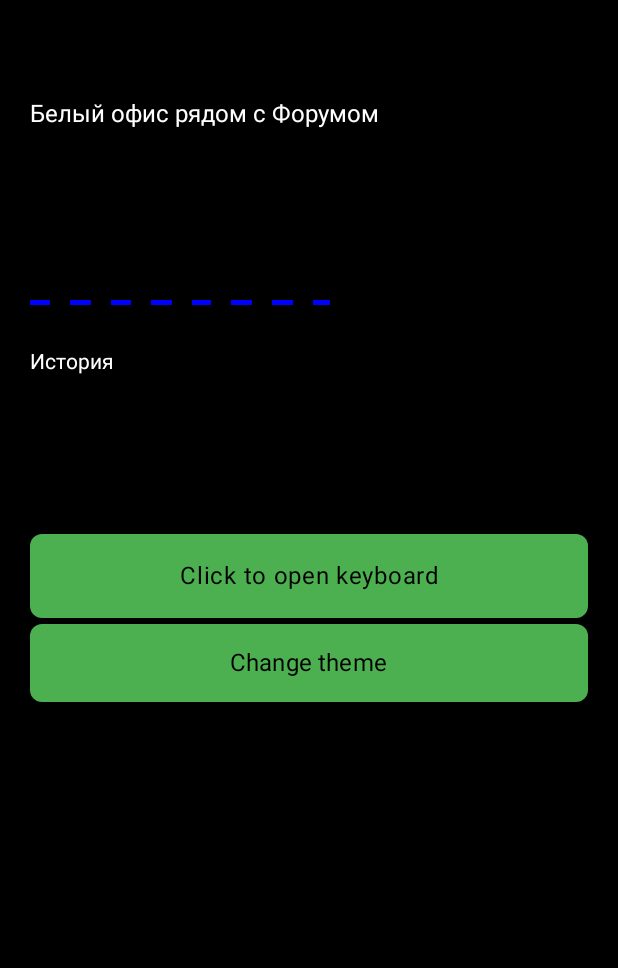
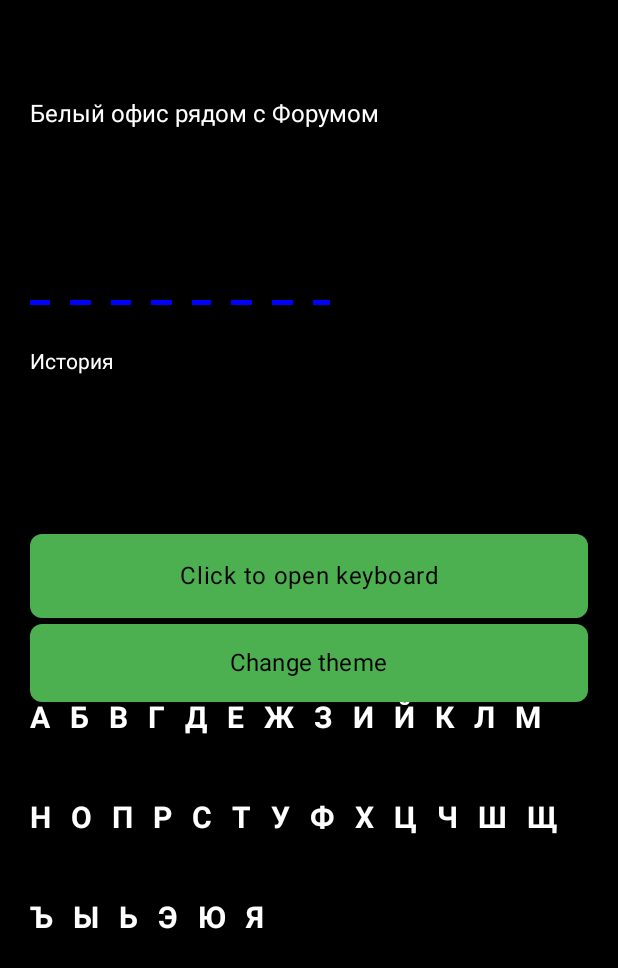
Before and after one commit to iandreyshev/cg_course, an Android app built with Jetpack Compose: the HangmanScreen screen opened through its navigation route, after a tap on "Change theme", on a phone screen of 412 x 824 dp. Shown: the top 968 px of the screen. Run offline under Robolectric (Android 15) with nearby library versions, the phone set to English and light mode, and no system bars.

Commit message:
[Lab1] Доработал лабу с виселицей

```diff
--- a/CGLab1/app/src/main/java/ru/iandreyshev/cglab1/hangman/HangmanData.kt
+++ b/CGLab1/app/src/main/java/ru/iandreyshev/cglab1/hangman/HangmanData.kt
@@ -3,9 +3,9 @@ package ru.iandreyshev.cglab1.hangman
 object HangmanData {
     private val _info = listOf(
         RoundInfo("Кондуктор", "Ему помог Данила Багров в троллейбусе"),
-        RoundInfo("Шаман", "Поёт про Россию, блондин, он такой один"),
+        RoundInfo("Шаман", "Поёт про Россию, блондин"),
         RoundInfo("Айспринг", "Белый офис рядом с Форумом"),
-        RoundInfo("Калининград", "Самый западный город РФ"),
+        RoundInfo("Балтийск", "Самый западный город РФ"),
     ).map { it.copy(word = it.word.uppercase()) }
 
     fun getRandomInfo(): RoundInfo = _info.random()
--- a/CGLab1/app/src/main/java/ru/iandreyshev/cglab1/hangman/HangmanScreen.kt
+++ b/CGLab1/app/src/main/java/ru/iandreyshev/cglab1/hangman/HangmanScreen.kt
@@ -46,6 +46,7 @@ import androidx.compose.ui.unit.sp
 import androidx.lifecycle.viewmodel.compose.viewModel
 
 private const val HORIZONTAL_PADDING = 20
+private const val LETTERS_GUTTER = 20f
 
 @Composable
 fun HangmanScreen(
@@ -57,10 +58,12 @@ fun HangmanScreen(
 
     Canvas(
         modifier = Modifier
-            .background(when(state.theme) {
+            .background(
+                when (state.theme) {
                     Theme.NORMAL -> Color.White
                     Theme.STRONG -> Color.Black
-            })
+                }
+            )
             .fillMaxSize()
             .windowInsetsPadding(WindowInsets.systemBars)
     ) {
@@ -80,15 +83,14 @@ fun HangmanScreen(
         GameState.FINISHED_WIN -> {
             AlertDialogExample(
                 title = "Вы выиграли!",
-                text = "Перезапустить игру?",
                 onRestart = viewModel::onRestart,
                 onExit = onNavigateToMenu
             )
         }
+
         GameState.FINISHED_LOSE -> {
             AlertDialogExample(
                 title = "Вы проиграли :(",
-                text = "Перезапустить игру?",
                 onRestart = viewModel::onRestart,
                 onExit = onNavigateToMenu
             )
@@ -157,7 +159,7 @@ fun GameControls(
 @Composable
 fun AlertDialogExample(
     title: String,
-    text: String,
+    text: String = "Перезапустить игру?",
     onExit: () -> Unit = {},
     onRestart: () -> Unit = {},
 ) {
@@ -168,24 +170,14 @@ fun AlertDialogExample(
         text = {
             Text(text = text)
         },
-        onDismissRequest = {
-            onExit()
-        },
+        onDismissRequest = onExit,
         confirmButton = {
-            TextButton(
-                onClick = {
-                    onRestart()
-                }
-            ) {
+            TextButton(onRestart) {
                 Text("Перезапустить")
             }
         },
         dismissButton = {
-            TextButton(
-                onClick = {
-                    onExit()
-                }
-            ) {
+            TextButton(onExit) {
                 Text("Выйти")
             }
         }
@@ -198,16 +190,24 @@ private fun DrawScope.drawNormalTheme(state: HangmanState, textMeasurer: TextMea
         drawWord(state, textMeasurer)
     }
     translate(HORIZONTAL_PADDING.dp.toPx(), 500f) {
-        drawInfo(state, textMeasurer)
+        drawClue(state.roundInfo.clue, textMeasurer, Color.Black)
     }
-    drawLetters(state.letters, textMeasurer)
+    drawLetters(state.letters, textMeasurer, LetterColors.forTheme(Theme.NORMAL))
 }
 
 private fun DrawScope.drawHangman(state: HangmanState) {
-    drawRect(Color.Black, topLeft = Offset(HORIZONTAL_PADDING.dp.toPx(), 20.dp.toPx()), Size(20f, 400f))
-    drawRect(Color.Black, topLeft = Offset(HORIZONTAL_PADDING.dp.toPx(), 20.dp.toPx()), Size(200f, 20f))
+    drawRect(
+        Color.Black,
+        topLeft = Offset(HORIZONTAL_PADDING.dp.toPx(), 20.dp.toPx()),
+        Size(20f, 400f)
+    )
+    drawRect(
+        Color.Black,
+        topLeft = Offset(HORIZONTAL_PADDING.dp.toPx(), 20.dp.toPx()),
+        Size(200f, 20f)
+    )
 
-    val drawHangmanOperations = listOf<() -> Unit>(
+    val drawHangmanOperations = listOf(
         {
             drawRect(Color.Blue, Offset(200f, 20.dp.toPx()), Size(5f, 70f))
         },
@@ -247,54 +247,52 @@ private fun DrawScope.drawHangman(state: HangmanState) {
         },
     )
 
-    drawHangmanOperations.subList(0, state.badUsedLetters.size).forEach {
-        it.invoke()
-    }
+    drawHangmanOperations.subList(0, state.badUsedLetters.size)
+        .forEach { it() }
 }
 
 private fun DrawScope.drawWord(state: HangmanState, textMeasurer: TextMeasurer) {
-    val letters = state.roundInfo.word.mapNotNull {
-        state.letters[it]
-    }
-    val measuredLetters = letters.map {
+    var pos = Offset.Zero
+    state.roundInfo.word
+        .mapNotNull { state.letters[it] }
+        .map {
             val color = when (it.state) {
                 LetterState.UNUSED -> if (state.theme == Theme.NORMAL) Color.White else Color.Black
                 LetterState.GOOD_USED -> Color.Green
                 LetterState.BAD_USED -> Color.Red
             }
-        val textStyle = TextStyle.Default.copy(fontSize = 20.sp, fontWeight = FontWeight.Bold, color = color)
+            val textStyle =
+                TextStyle.Default.copy(
+                    fontSize = 20.sp,
+                    fontWeight = FontWeight.Bold,
+                    color = color
+                )
             textMeasurer.measure(it.char.toString(), style = textStyle)
-    }
-
-    val gutter = 20f
-    var position = Offset.Zero
-    measuredLetters.forEach {
-        drawText(it, topLeft = position)
-        drawRect(Color.Blue, Offset(position.x, position.y + 100f), Size(it.size.width.toFloat(), 5f))
-        position = Offset(position.x + gutter + it.size.width, position.y)
+        }.forEach {
+            drawText(it, topLeft = pos)
+            drawRect(Color.Blue, Offset(pos.x, pos.y + 100f), Size(it.size.width.toFloat(), 5f))
+            pos = Offset(pos.x + LETTERS_GUTTER + it.size.width, pos.y)
         }
 }
 
-private fun DrawScope.drawLetters(letters: Map<Char, Letter>, textMeasurer: TextMeasurer) {
-    val measuredLetters = letters.map {
-        val color = when (it.value.state) {
-            LetterState.UNUSED -> Color.Black
-            LetterState.GOOD_USED -> Color.Green
-            LetterState.BAD_USED -> Color.Red
-        }
-        val textStyle = TextStyle.Default.copy(fontSize = 20.sp, fontWeight = FontWeight.Bold, color = color)
-        textMeasurer.measure(it.value.char.toString(), style = textStyle)
-    }
-
-    val gutter = 20f
+private fun DrawScope.drawLetters(
+    letters: Map<Char, Letter>,
+    textMeasurer: TextMeasurer,
+    colors: LetterColors
+) {
     var position = Offset(HORIZONTAL_PADDING.dp.toPx(), 700f)
     val maxX = size.width - HORIZONTAL_PADDING.dp.toPx()
-    measuredLetters.forEach {
-        if (position.x + gutter + it.size.width > maxX) {
+
+    letters.map {
+        val style = TextStyle.Default
+            .copy(fontSize = 20.sp, fontWeight = FontWeight.Bold, color = colors[it.value.state])
+        textMeasurer.measure(it.value.char.toString(), style = style)
+    }.forEach {
+        if (position.x + LETTERS_GUTTER + it.size.width > maxX) {
             position = Offset(HORIZONTAL_PADDING.dp.toPx(), position.y + 100f)
         }
         drawText(it, topLeft = position)
-        position = Offset(position.x + gutter + it.size.width, position.y)
+        position = Offset(position.x + LETTERS_GUTTER + it.size.width, position.y)
     }
 }
 
@@ -303,50 +301,53 @@ private fun DrawScope.drawStrongTheme(state: HangmanState, textMeasurer: TextMea
         drawWord(state, textMeasurer)
     }
     translate(HORIZONTAL_PADDING.dp.toPx(), 100f) {
-        drawInfo(state, textMeasurer)
+        drawClue(state.roundInfo.clue, textMeasurer, Color.White)
     }
-
     drawLettersHistory(state, textMeasurer)
     drawAttemptsCount(state, textMeasurer)
+    drawLetters(state.letters, textMeasurer, LetterColors.forTheme(Theme.STRONG))
 }
 
 private fun DrawScope.drawLettersHistory(state: HangmanState, textMeasurer: TextMeasurer) {
-    val measuredLetters = state.history.map {
-        val color = when (it.state) {
-            LetterState.UNUSED -> Color.Black
-            LetterState.GOOD_USED -> Color.Green
-            LetterState.BAD_USED -> Color.Red
-        }
-        val textStyle = TextStyle.Default.copy(fontSize = 20.sp, fontWeight = FontWeight.Bold, color = color)
-        textMeasurer.measure(it.char.toString(), style = textStyle)
-    }
+    drawText(
+        textMeasurer.measure("История"),
+        topLeft = Offset(HORIZONTAL_PADDING.dp.toPx(), 350f),
+        color = Color.White
+    )
 
-    val measureResult = textMeasurer.measure("История")
-    drawText(measureResult, topLeft = Offset(HORIZONTAL_PADDING.dp.toPx(), 350f), color = Color.White)
-
-    val gutter = 20f
     var position = Offset(HORIZONTAL_PADDING.dp.toPx(), 400f)
     val maxX = size.width - HORIZONTAL_PADDING.dp.toPx()
-    measuredLetters.forEach {
-        if (position.x + gutter + it.size.width > maxX) {
+
+    state.history.map {
+        val color = when (it.state) {
+            LetterState.GOOD_USED -> Color.Green
+            else -> Color.Red
+        }
+        val style =
+            TextStyle.Default.copy(fontSize = 20.sp, fontWeight = FontWeight.Bold, color = color)
+        textMeasurer.measure(it.char.toString(), style = style)
+    }.forEach {
+        if (position.x + LETTERS_GUTTER + it.size.width > maxX) {
             position = Offset(HORIZONTAL_PADDING.dp.toPx(), position.y + 100f)
         }
         drawText(it, topLeft = position)
-        position = Offset(position.x + gutter + it.size.width, position.y)
+        position = Offset(position.x + LETTERS_GUTTER + it.size.width, position.y)
     }
 }
 
 private fun DrawScope.drawAttemptsCount(state: HangmanState, textMeasurer: TextMeasurer) {
-    val attemptsCount = MAX_BAD_LETTERS - state.usedLetters.count()
-    val measureResult = textMeasurer.measure("Осталось попыток: $attemptsCount")
-    drawText(measureResult, topLeft = Offset(HORIZONTAL_PADDING.dp.toPx(), 550f), color = Color.White)
+    drawText(
+        textMeasurer.measure("Осталось попыток: ${MAX_BAD_LETTERS - state.badUsedLetters.count()}"),
+        topLeft = Offset(HORIZONTAL_PADDING.dp.toPx(), 550f),
+        color = Color.White
+    )
 }
 
-private fun DrawScope.drawInfo(state: HangmanState, textMeasurer: TextMeasurer) {
-    val maxWidth = size.width - 2 * HORIZONTAL_PADDING
-    val color = if (state.theme == Theme.NORMAL) Color.Black else Color.White
-    val textStyle = TextStyle.Default.copy(fontSize = 16.sp, color = color)
-    val measureResult =
-        textMeasurer.measure(state.roundInfo.clue, constraints = Constraints(maxWidth = maxWidth.toInt()), style = textStyle)
+private fun DrawScope.drawClue(clue: String, textMeasurer: TextMeasurer, color: Color) {
+    val constraints = Constraints(maxWidth = (size.width - 2 * HORIZONTAL_PADDING).toInt())
+    val style = TextStyle.Default.copy(fontSize = 16.sp, color = color)
+    val measureResult = textMeasurer.measure(clue, constraints = constraints, style = style)
     drawText(measureResult, topLeft = Offset.Zero)
 }
+
+// 374
--- /dev/null
+++ b/CGLab1/app/src/main/java/ru/iandreyshev/cglab1/hangman/LetterColors.kt
@@ -0,0 +1,29 @@
+package ru.iandreyshev.cglab1.hangman
+
+import androidx.compose.ui.graphics.Color
+import ru.iandreyshev.cglab1.hangman.LetterState.BAD_USED
+import ru.iandreyshev.cglab1.hangman.LetterState.GOOD_USED
+import ru.iandreyshev.cglab1.hangman.LetterState.UNUSED
+import ru.iandreyshev.cglab1.hangman.Theme.NORMAL
+import ru.iandreyshev.cglab1.hangman.Theme.STRONG
+
+data class LetterColors(
+    val unused: Color,
+    val goodUsed: Color,
+    val badUsed: Color
+) {
+
+    operator fun get(state: LetterState) = when (state) {
+        UNUSED -> unused
+        GOOD_USED -> goodUsed
+        BAD_USED -> badUsed
+    }
+
+    companion object {
+        fun forTheme(theme: Theme) = when (theme) {
+            NORMAL -> LetterColors(Color.Black, Color.Green, Color.Red)
+            STRONG -> LetterColors(Color.White, Color.Green, Color.Red)
+        }
+    }
+
+}
```
Lines whose indentation alone changed are shown as unchanged.
